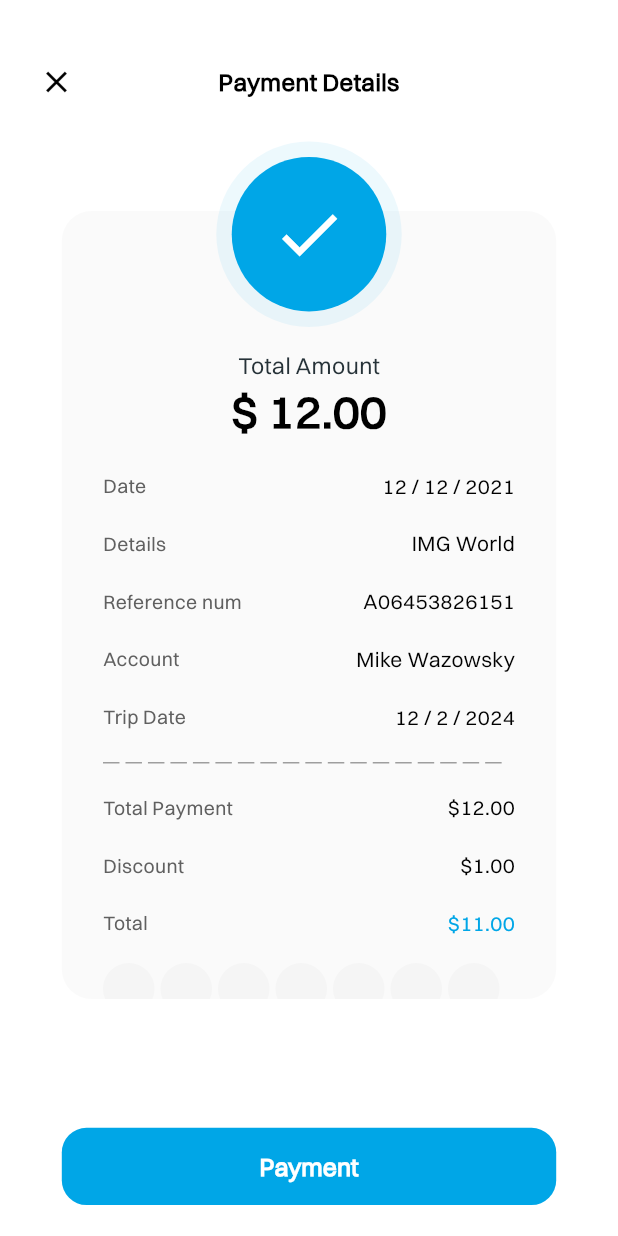
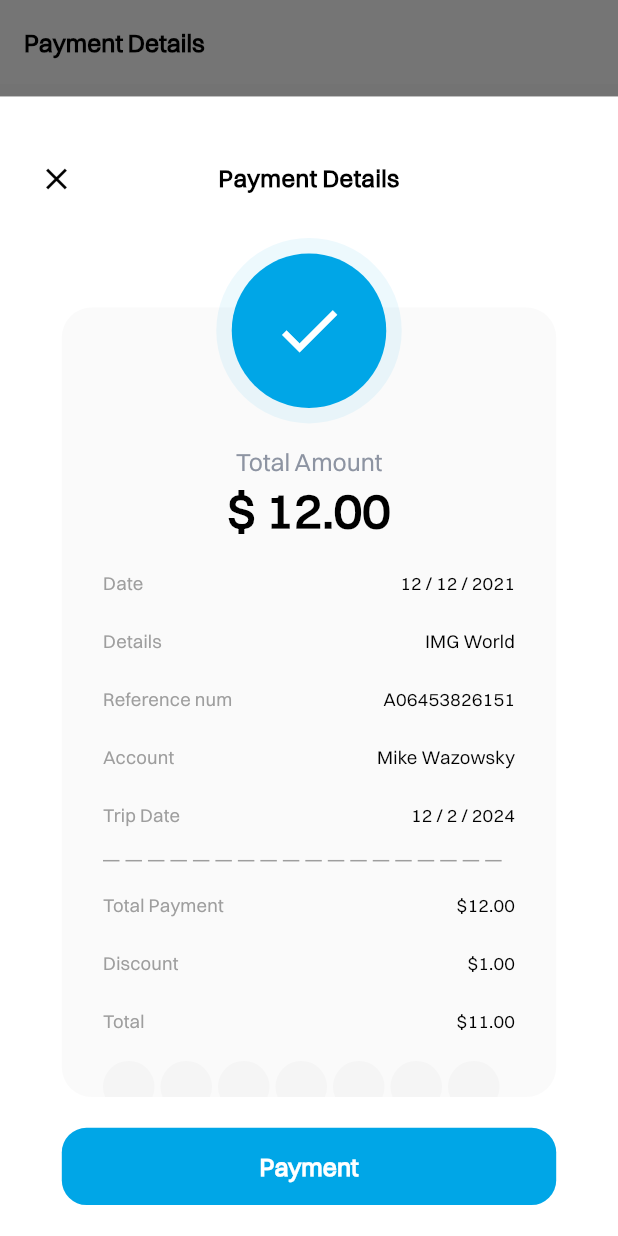
Before and after one commit to codegyept/travellapp, a Flutter app: the PaymentDetailsScreen screen opened by its route, after a tap on "View detailed bill", on a phone screen of 412 x 824 dp. Run offline on Flutter 3.47's test engine with Material 3 defaults, Android fonts, the phone set to English and light mode, and no system bars; drawn by our look-alikes of dotted_line; our stand-ins replace animated_splash_screen, bloc, curved_labeled_navigation_bar, flutter_bloc, flutter_screenutil, flutter_svg and 4 more.

Commit message:
apply text theme to `payment` feature screens

```diff
--- a/lib/core/utils/cusotm_bottom_sheet.dart
+++ b/lib/core/utils/cusotm_bottom_sheet.dart
@@ -26,7 +26,8 @@ class CustomBottomSheet extends StatelessWidget {
 
   @override
   Widget build(BuildContext context) {
-    return Column(
+    return SingleChildScrollView(
+      child: Column(
         mainAxisAlignment: MainAxisAlignment.spaceBetween,
         children: [
           Column(
@@ -133,6 +134,7 @@ class CustomBottomSheet extends StatelessWidget {
               ),
             ),
         ],
+      ),
     );
   }
 }
--- a/lib/core/utils/primary_text_field.dart
+++ b/lib/core/utils/primary_text_field.dart
@@ -56,11 +56,7 @@ class _PrimaryTextFieldState extends State<PrimaryTextField> {
           if (widget.label != null)
             Text(
               widget.label!,
-              style: TextStyle(
-                fontSize: 14.sp,
-                color: AppColors.black,
-                fontWeight: FontWeight.w700,
-              ),
+              style: Theme.of(context).textTheme.bodyLarge,
             ),
           if (widget.label != null)
             SizedBox(
--- a/lib/features/our_blogs/presentation/views/widgets/row_details.dart
+++ b/lib/features/our_blogs/presentation/views/widgets/row_details.dart
@@ -1,5 +1,6 @@
 import 'package:flutter/material.dart';
 import 'package:flutter_screenutil/flutter_screenutil.dart';
+import 'package:rehlatyuae/core/utils/app_colors.dart';
 
 class RowDetails extends StatelessWidget {
   final String title;
@@ -27,31 +28,20 @@ class RowDetails extends StatelessWidget {
           children: [
             Text(
               title,
-              style: const TextStyle(
-                fontSize: 13,
-                color: Color(0xFF606060),
-                fontWeight: FontWeight.w500,
-                height: 1.3,
-              ),
+              style: Theme.of(context).textTheme.titleSmall!.copyWith(
+                    color: AppColors.grey,
+                  ),
             ),
             if (midValue != null)
               Text(
                 midValue!,
-                style: const TextStyle(
-                  fontSize: 13,
-                  color: Color(0xFF606060),
-                  fontWeight: FontWeight.w500,
-                  height: 1.3,
-                ),
+                style: Theme.of(context).textTheme.titleSmall!.copyWith(
+                      color: AppColors.grey,
+                    ),
               ),
             Text(
               value,
-              style: TextStyle(
-                fontSize: 14,
-                color: textValueColor,
-                fontWeight: FontWeight.w500,
-                height: 1.32,
-              ),
+              style: Theme.of(context).textTheme.titleSmall,
             ),
           ],
         )
--- a/lib/features/payment/presentation/views/payment_details_screen.dart
+++ b/lib/features/payment/presentation/views/payment_details_screen.dart
@@ -20,10 +20,9 @@ class PaymentDetailsScreen extends StatelessWidget {
       appBar: AppBar(
         title: Text(
           AppStrings.paymentDetails,
-          style: TextStyle(
-            fontSize: 15.sp,
-            fontWeight: FontWeight.w700,
-          ),
+          style: Theme.of(context).textTheme.displayMedium!.copyWith(
+                color: AppColors.black,
+              ),
         ),
       ),
       body: SingleChildScrollView(
--- a/lib/features/payment/presentation/views/widgets/credit_debit_cards_section.dart
+++ b/lib/features/payment/presentation/views/widgets/credit_debit_cards_section.dart
@@ -4,7 +4,7 @@ import 'package:rehlatyuae/core/utils/app_assets.dart';
 import 'package:rehlatyuae/core/utils/app_colors.dart';
 import 'package:rehlatyuae/core/utils/app_strings.dart';
 import 'package:rehlatyuae/core/utils/custom_icon_button.dart';
-import 'package:rehlatyuae/features/payment/presentation/views/widgets/add_card_bottom_sheet.dart';
+import 'package:rehlatyuae/features/payment/presentation/views/add_card_bottom_sheet.dart';
 import 'package:rehlatyuae/features/payment/presentation/views/widgets/cusotm_radio_tile.dart';
 
 class CreditDebitCardsSection extends StatefulWidget {
@@ -48,11 +48,9 @@ class _CreditDebitCardsSectionState extends State<CreditDebitCardsSection> {
           children: [
             Text(
               AppStrings.creditDebitCards,
-              style: TextStyle(
-                fontSize: 16.sp,
-                color: AppColors.black,
-                fontWeight: FontWeight.w400,
-              ),
+              style: Theme.of(context).textTheme.displayMedium!.copyWith(
+                    color: AppColors.black,
+                  ),
             ),
             SizedBox(
               height: 15.h,
@@ -111,14 +109,9 @@ class _CreditDebitCardsSectionState extends State<CreditDebitCardsSection> {
                     const SizedBox(
                       width: 15,
                     ),
-                    const Text(
+                    Text(
                       AppStrings.addNewCard,
-                      style: TextStyle(
-                        fontSize: 16,
-                        color: AppColors.black,
-                        fontWeight: FontWeight.w400,
-                        height: 1.42,
-                      ),
+                      style: Theme.of(context).textTheme.bodyLarge,
                     ),
                   ],
                 ),
--- a/lib/features/payment/presentation/views/widgets/cusotm_radio_tile.dart
+++ b/lib/features/payment/presentation/views/widgets/cusotm_radio_tile.dart
@@ -56,24 +56,14 @@ class _CustomRadioTileState extends State<CustomRadioTile> {
                 ),
                 Text(
                   widget.name,
-                  style: const TextStyle(
-                    fontSize: 12,
-                    color: AppColors.grey,
-                    fontWeight: FontWeight.w400,
-                    height: 1.3,
-                  ),
+                  style: Theme.of(context).textTheme.headlineSmall,
                 ),
                 const SizedBox(
                   width: 8,
                 ),
                 Text(
                   widget.number,
-                  style: const TextStyle(
-                    fontSize: 12,
-                    color: AppColors.grey,
-                    fontWeight: FontWeight.w400,
-                    height: 1.3,
-                  ),
+                  style: Theme.of(context).textTheme.headlineSmall,
                 ),
               ],
             ),
--- a/lib/features/payment/presentation/views/widgets/order_summary_section.dart
+++ b/lib/features/payment/presentation/views/widgets/order_summary_section.dart
@@ -57,38 +57,22 @@ class OrderSummarySection extends StatelessWidget {
                   children: [
                     Text(
                       AppStrings.orderSummary,
-                      style: TextStyle(
-                        fontSize: 14.sp,
-                        color: Colors.black,
-                        fontWeight: FontWeight.w700,
-                      ),
+                      style: Theme.of(context).textTheme.bodyMedium,
                     ),
                     Text(
                       "IMG World",
-                      style: TextStyle(
-                        fontSize: 12.sp,
-                        color: AppColors.grey,
-                        fontWeight: FontWeight.w400,
-                      ),
+                      style: Theme.of(context).textTheme.labelSmall,
                     ),
                     Row(
                       mainAxisAlignment: MainAxisAlignment.spaceBetween,
                       children: [
                         Text(
                           "${AppStrings.adult}: $adultCount",
-                          style: TextStyle(
-                            fontSize: 12.sp,
-                            color: AppColors.grey,
-                            fontWeight: FontWeight.w400,
-                          ),
+                          style: Theme.of(context).textTheme.labelSmall,
                         ),
                         Text(
                           "${AppStrings.children}: 1",
-                          style: TextStyle(
-                            fontSize: 12.sp,
-                            color: AppColors.grey,
-                            fontWeight: FontWeight.w400,
-                          ),
+                          style: Theme.of(context).textTheme.labelSmall,
                         ),
                       ],
                     )
@@ -108,11 +92,7 @@ class OrderSummarySection extends StatelessWidget {
               ),
               Text(
                 address,
-                style: TextStyle(
-                  fontSize: 12.sp,
-                  color: AppColors.grey,
-                  fontWeight: FontWeight.w400,
-                ),
+                style: Theme.of(context).textTheme.labelSmall,
               ),
             ],
           ),
@@ -124,19 +104,15 @@ class OrderSummarySection extends StatelessWidget {
             children: [
               Text(
                 AppStrings.totalAmount,
-                style: TextStyle(
-                  fontSize: 12.sp,
-                  color: Colors.black,
-                  fontWeight: FontWeight.w700,
-                ),
+                style: Theme.of(context).textTheme.titleSmall!.copyWith(
+                      fontWeight: FontWeight.w700,
+                    ),
               ),
               Text(
                 "\$$total",
-                style: TextStyle(
-                  fontSize: 12.sp,
-                  color: Colors.black,
-                  fontWeight: FontWeight.w700,
-                ),
+                style: Theme.of(context).textTheme.titleSmall!.copyWith(
+                      fontWeight: FontWeight.w700,
+                    ),
               ),
             ],
           ),
--- a/lib/features/payment/presentation/views/widgets/payment_content_sheet.dart
+++ b/lib/features/payment/presentation/views/widgets/payment_content_sheet.dart
@@ -32,21 +32,15 @@ class PaymentContentSheet extends StatelessWidget {
       children: [
         Text(
           "Total Amount",
-          style: TextStyle(
-            fontSize: 15.sp,
-            color: AppColors.backgroundColorExpansionAndText,
-            fontWeight: FontWeight.w400,
-            height: 1.3,
-          ),
+          style: Theme.of(context).textTheme.titleLarge!.copyWith(
+                color: AppColors.grayLight,
+              ),
         ),
         Text(
           "\$ $totalPayment",
-          style: TextStyle(
-            fontSize: 30.sp,
-            color: Colors.black,
-            fontWeight: FontWeight.w700,
-            height: 1.32,
-          ),
+          style: Theme.of(context).textTheme.headlineLarge!.copyWith(
+                color: AppColors.black,
+              ),
         ),
         RowDetails(
           title: "Date",
--- a/lib/features/payment/presentation/views/widgets/total_payment_section.dart
+++ b/lib/features/payment/presentation/views/widgets/total_payment_section.dart
@@ -37,12 +37,7 @@ class TotalPaymentSection extends StatelessWidget {
             children: [
               Text(
                 "  $total",
-                style: TextStyle(
-                  fontSize: 20.sp,
-                  color: Colors.black,
-                  fontWeight: FontWeight.w700,
-                  height: 1.25,
-                ),
+                style: Theme.of(context).textTheme.labelMedium,
               ),
               DefaultTextButton(
                 onPressed: onSubtitleTap,
```
Also changed, not shown: lib/features/payment/presentation/views/add_card_bottom_sheet.dart (renamed from lib/features/payment/presentation/views/widgets/add_card_bottom_sheet.dart, +6 -8 lines), lib/features/payment/presentation/views/payment_options_screen.dart (+3 -4 lines), lib/features/payment/presentation/views/widgets/count_tickets_section.dart (+4 -18 lines), lib/features/payment/presentation/views/widgets/number_ticket_card.dart (+4 -24 lines). Lines whose indentation alone changed are shown as unchanged.
